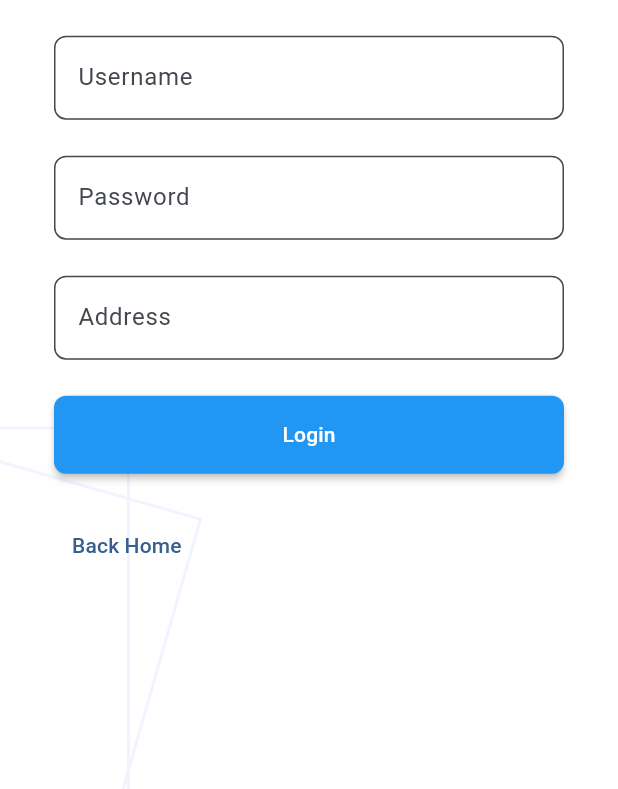
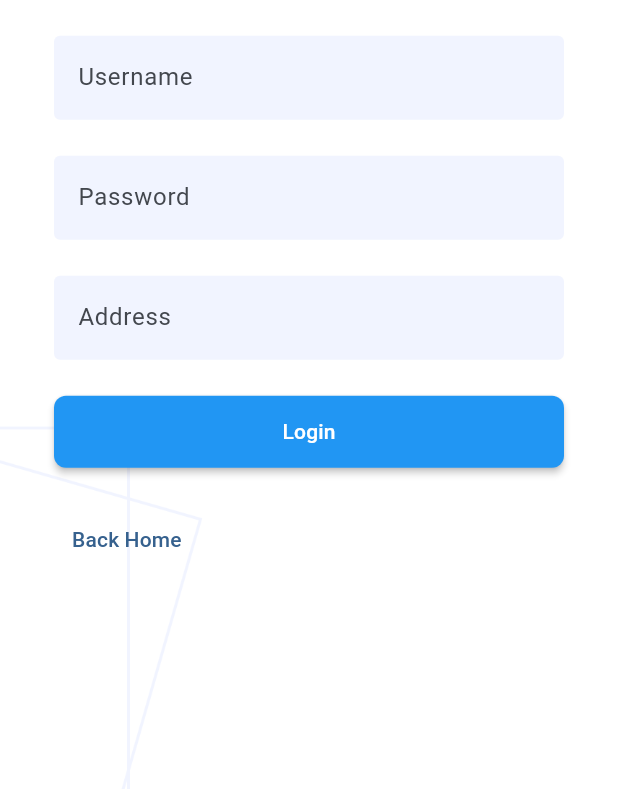
Before and after one commit to xusenlin/marewoodClient, a Flutter app: the screen it shows after launch, after a tap on "Please log in", on a phone screen of 412 x 824 dp, the part 447-1236 px from its top. Run offline on Flutter 3.47's test engine with Material 3 defaults, Android fonts, the light colour scheme and no system bars; our stand-ins replace shared_preferences, webview_flutter; missing offline and left inert: tdesign_flutter.

Commit message:
Update login.dart

```diff
--- a/lib/pages/login/login.dart
+++ b/lib/pages/login/login.dart
@@ -24,9 +24,11 @@ class LoginState extends State<Login>{
   InputDecoration textFieldDecoration (Color themeColor,String labelText){
     return InputDecoration(
       filled: true,
-      fillColor: Colors.white.withOpacity(0.8),
-      border:  OutlineInputBorder(
-        borderRadius: BorderRadius.circular(8),
+      fillColor: const Color.fromARGB(255, 241, 244, 255),
+      enabledBorder: const OutlineInputBorder(
+        borderSide: BorderSide(
+          color: Colors.transparent, // 未对焦时去掉边框
+        ),
       ),
       labelText: labelText,
       focusedBorder: OutlineInputBorder(
@@ -123,7 +125,7 @@ class LoginState extends State<Login>{
                     MaterialButton(
                       color: themeProvider.themeColor,
                       textColor: Theme.of(context).colorScheme.onPrimary,
-                      padding: const EdgeInsets.symmetric(vertical: 16),
+                      padding: const EdgeInsets.symmetric(vertical: 14),
                       shape: RoundedRectangleBorder(
                         borderRadius: BorderRadius.circular(8),
                       ),
```
